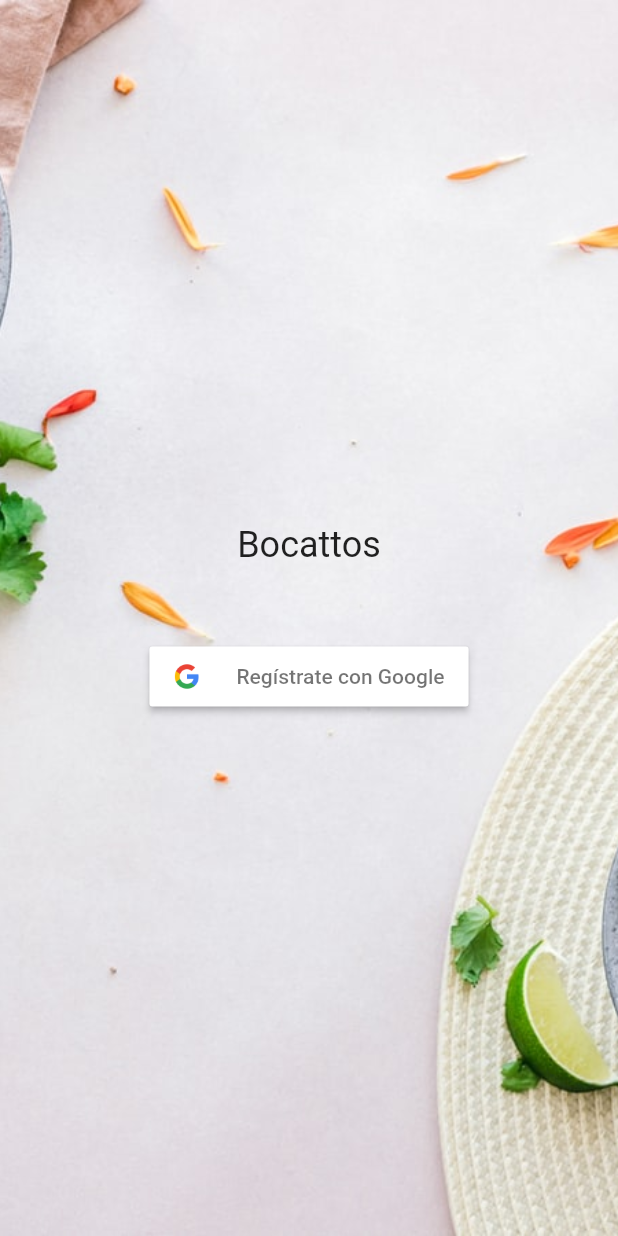
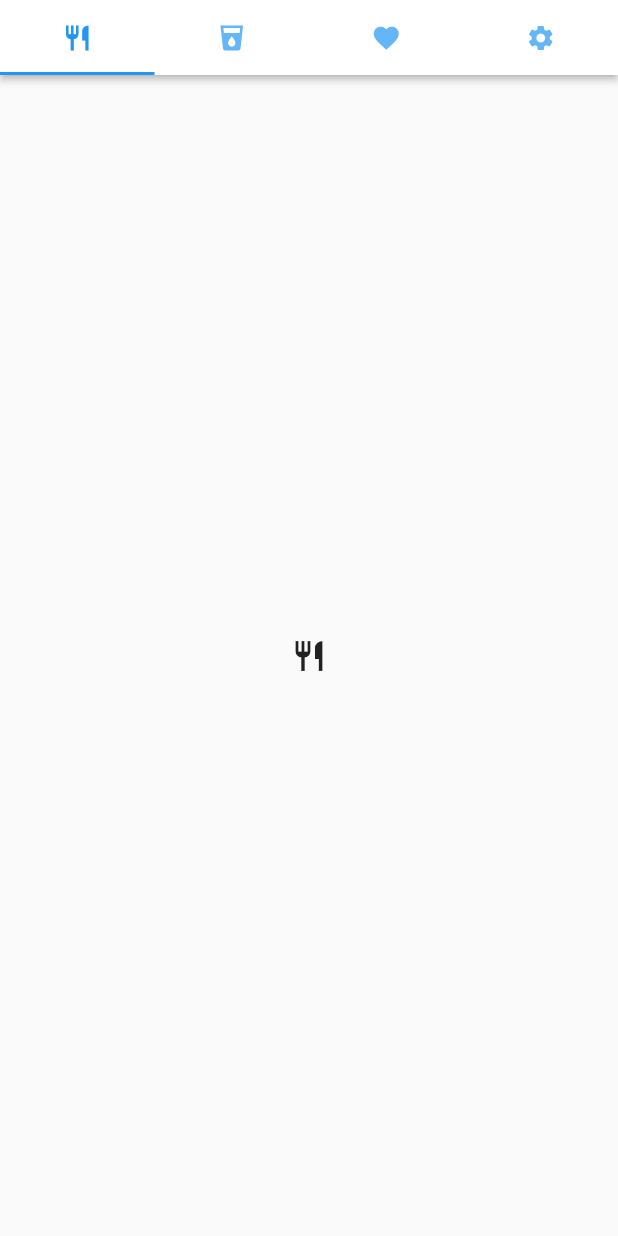
Before and after one commit to jlbarros/bocattos_app, a Flutter app: the screen it shows after launch, after a tap on "Regístrate con Google", on a phone screen of 412 x 824 dp. Run offline on Flutter 3.47's test engine with Material 2 defaults, Android fonts, the phone set to English and light mode, and no system bars.

Commit message:
# ID005 Navega a HomeScreen y Tab de aplicación
Haciendo clic en el botón de inicio de sesión la aplicación navega a
`HomeScreen`, donde se le presenta al usuario un tab de navegación
con las opciones de recetas de la aplicación: Comidas, Bebidas,
Favoritos y Ajustes.

Por el momento sólo son las pantallas sin funcionalidad.

# Nuevo
## lib/ui/screens/home.dart
- Contiene el widget `HomeScreen` el cual es el encargado de
  presentar el tab de opciones de la aplicación.

# Modificado
## lib/app.dart
- Modifica la ruta `'\'` para que ahora apunte a `HomeScreen`.

## lib/ui/screens/login.dart
- El widget `GoogleSignInButton` ahora navega a `'\'`.

En la rama 05_home. Cambios a ser confirmados:

+: lib/ui/screens/home.dart
*: lib/app.dart
*: lib/ui/screens/login.dart

*: DOING.md
*: wiki/05_navhome.adoc

```diff
--- a/bocattos_app/lib/app.dart
+++ b/bocattos_app/lib/app.dart
@@ -1,6 +1,7 @@
 import 'package:flutter/material.dart';
 import 'package:bocattos_app/ui/screens/login.dart';
 import 'package:bocattos_app/ui/theme.dart';
+import 'package:bocattos_app/ui/screens/home.dart';
 
 class BocattosApp extends StatelessWidget {
   @override
@@ -11,7 +12,7 @@ class BocattosApp extends StatelessWidget {
       theme: buildTheme(),
       initialRoute: '/login',
       routes: {
-        '/': (context) => LoginScreen(),
+        '/': (context) => HomeScreen(),
         '/login': (context) => LoginScreen(),
       },
     );
--- /dev/null
+++ b/bocattos_app/lib/ui/screens/home.dart
@@ -0,0 +1,42 @@
+import 'package:flutter/material.dart';
+
+class HomeScreen extends StatelessWidget {
+  @override
+  Widget build(BuildContext context) {
+    double _iconSize = 20.0;
+
+    return DefaultTabController(
+      length: 4,
+      child: Scaffold(
+        appBar: PreferredSize(
+          preferredSize: Size.fromHeight(50.0),
+          child: AppBar(
+            backgroundColor: Colors.white,
+            elevation: 2.0,
+            bottom: TabBar(
+              labelColor: Theme.of(context).indicatorColor,
+              tabs: <Widget>[
+                Tab(icon: Icon(Icons.restaurant, size: _iconSize)),
+                Tab(icon: Icon(Icons.local_drink, size: _iconSize)),
+                Tab(icon: Icon(Icons.favorite, size: _iconSize)),
+                Tab(icon: Icon(Icons.settings, size: _iconSize)),
+              ],
+            ),
+          ),
+        ),
+        body: Padding(
+          padding: EdgeInsets.all(5.0),
+          child: TabBarView(
+            //Marcadores de posición para el contenido de las pestañas:
+            children: <Widget>[
+              Center(child: Icon(Icons.restaurant)),
+              Center(child: Icon(Icons.local_drink)),
+              Center(child: Icon(Icons.favorite)),
+              Center(child: Icon(Icons.settings)),
+            ],
+          ),
+        ),
+      ),
+    );
+  }
+}
--- a/bocattos_app/lib/ui/screens/login.dart
+++ b/bocattos_app/lib/ui/screens/login.dart
@@ -31,7 +31,7 @@ class LoginScreen extends StatelessWidget {
               // Espacio entre recetas y el botón:
               SizedBox(height: 50.0),
               GoogleSignInButton(
-                onPressed: () => print("Botón presionado"),
+                onPressed: () => Navigator.of(context).pushReplacementNamed('/'),
               ),
             ],
           ),
```
Also changed, not shown: 2 other files.
